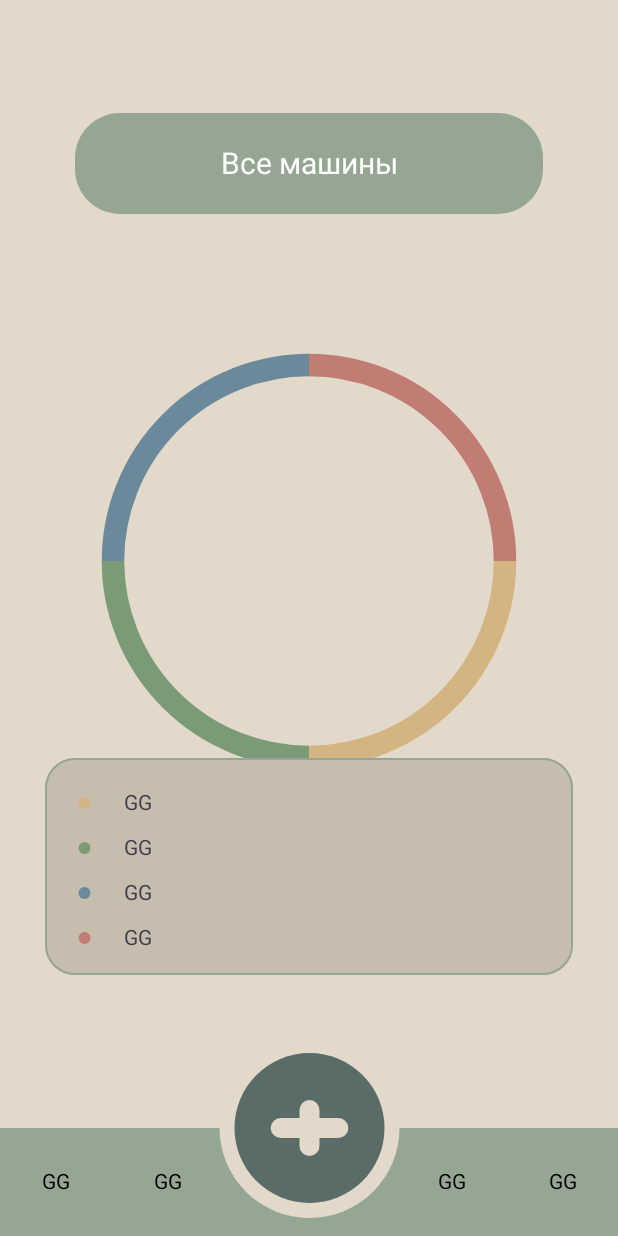
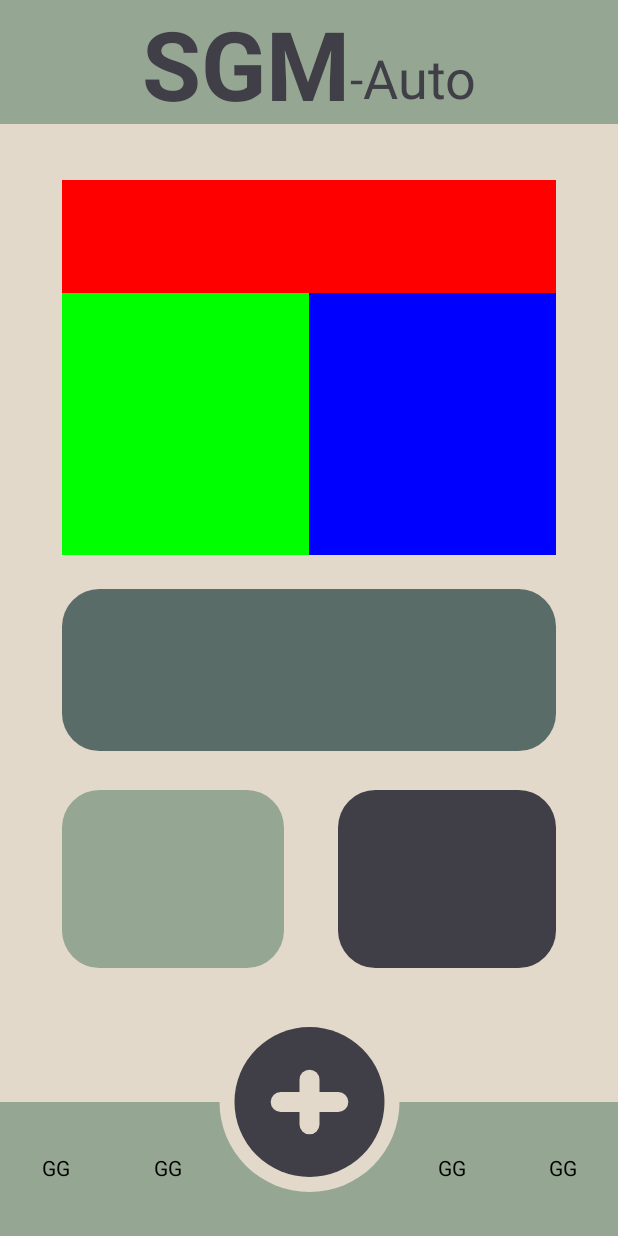
Before and after one commit to Golovakhin/SGMAuto-AutoTrecker, an Android app built with Jetpack Compose: the screen it shows after launch (MainActivity), on a phone screen of 412 x 824 dp. Run offline under Robolectric (Android 15) with nearby library versions, the phone set to English and light mode, and no system bars.

Commit message:
Главный экран макет

```diff
--- a/app/src/main/java/com/example/sgmautotreckerapp/MainActivity.kt
+++ b/app/src/main/java/com/example/sgmautotreckerapp/MainActivity.kt
@@ -20,10 +20,9 @@ import androidx.compose.runtime.Composable
 import androidx.compose.ui.Alignment
 import androidx.compose.ui.Modifier
 import androidx.compose.ui.graphics.Color
-import androidx.compose.ui.text.style.TextDirection.Companion.Content
 import androidx.compose.ui.tooling.preview.Preview
 import androidx.compose.ui.unit.dp
-import com.example.sgmautotreckerapp.screens.Content
+import com.example.sgmautotreckerapp.screens.MainScreen
 import com.example.sgmautotreckerapp.screens.Registration
 import com.example.sgmautotreckerapp.screens.login
 import com.example.sgmautotreckerapp.ui.theme.SGMAutoTreckerAppTheme
@@ -34,7 +33,7 @@ class MainActivity : ComponentActivity() {
         super.onCreate(savedInstanceState)
         enableEdgeToEdge()
         setContent {
-            Content()
+            MainScreen()
         }
     }
 }
--- a/app/src/main/java/com/example/sgmautotreckerapp/commonfunction/Navigation.kt
+++ b/app/src/main/java/com/example/sgmautotreckerapp/commonfunction/Navigation.kt
@@ -18,6 +18,7 @@ import androidx.compose.ui.graphics.StrokeCap
 import androidx.compose.ui.unit.dp
 import com.example.sgmautotreckerapp.ui.theme.advanceLight
 import com.example.sgmautotreckerapp.ui.theme.backgroundLight
+import com.example.sgmautotreckerapp.ui.theme.fontLight
 import com.example.sgmautotreckerapp.ui.theme.mainLight
 
 @Composable
@@ -63,7 +64,7 @@ public fun Navigation(){
                     )
 
                     drawCircle(
-                        color = mainLight,
+                        color = fontLight,
                         radius = 50.dp.toPx(),
                         center = Offset(x= size.width/2,y=0f)
                     )
--- /dev/null
+++ b/app/src/main/java/com/example/sgmautotreckerapp/screens/MainScreen.kt
@@ -0,0 +1,213 @@
+package com.example.sgmautotreckerapp.screens
+
+import android.graphics.fonts.FontStyle
+import androidx.compose.foundation.Canvas
+import androidx.compose.foundation.background
+import androidx.compose.foundation.border
+import androidx.compose.foundation.layout.Arrangement
+import androidx.compose.foundation.layout.Box
+import androidx.compose.foundation.layout.Column
+import androidx.compose.foundation.layout.Row
+import androidx.compose.foundation.layout.Spacer
+import androidx.compose.foundation.layout.fillMaxHeight
+import androidx.compose.foundation.layout.fillMaxSize
+import androidx.compose.foundation.layout.fillMaxWidth
+import androidx.compose.foundation.layout.height
+import androidx.compose.foundation.layout.padding
+import androidx.compose.foundation.shape.RoundedCornerShape
+import androidx.compose.material3.Text
+import androidx.compose.runtime.Composable
+import androidx.compose.ui.Alignment
+import androidx.compose.ui.Modifier
+import androidx.compose.ui.geometry.CornerRadius
+import androidx.compose.ui.graphics.Color
+import androidx.compose.ui.text.font.FontWeight
+import androidx.compose.ui.unit.dp
+import androidx.compose.ui.unit.sp
+import com.example.sgmautotreckerapp.Segment
+import com.example.sgmautotreckerapp.commonfunction.Background
+import com.example.sgmautotreckerapp.commonfunction.Navigation
+import com.example.sgmautotreckerapp.ui.theme.advanceLight
+import com.example.sgmautotreckerapp.ui.theme.backgroundAdvanceLight
+import com.example.sgmautotreckerapp.ui.theme.backgroundLight
+import com.example.sgmautotreckerapp.ui.theme.circleColor
+import com.example.sgmautotreckerapp.ui.theme.fontLight
+import com.example.sgmautotreckerapp.ui.theme.mainLight
+import kotlin.math.round
+
+
+
+
+
+@Composable
+private fun AppBar (){
+    Column() {
+        Row(Modifier.fillMaxHeight(0.1f).fillMaxWidth().background(advanceLight), horizontalArrangement = Arrangement.Absolute.Center, verticalAlignment = Alignment.Bottom) {
+            Text(text = "SGM", fontSize = 64.sp, fontWeight = FontWeight.Bold, color = fontLight)
+            Text(text = "-", Modifier.padding(bottom = 10.dp), fontSize = 32.sp, color = fontLight)
+            Text(text = "Auto", Modifier.padding(bottom = 8.dp), fontSize = 36.sp, color = fontLight)
+        }
+    }
+}
+
+@Composable
+private fun CarMain() {
+    Column() {
+        Spacer(Modifier.fillMaxWidth().fillMaxHeight(0.05f))
+
+        Row(Modifier.fillMaxWidth().height(250.dp), horizontalArrangement = Arrangement.Center) {
+            Box(Modifier.background(fontLight, shape = RoundedCornerShape(25.dp)).fillMaxHeight().fillMaxWidth(0.8f))
+            {
+                Column() {
+                    Row() {
+                        Column(Modifier.fillMaxWidth().fillMaxHeight(0.3f).background(Color.Red), horizontalAlignment = Alignment.CenterHorizontally)
+                        {
+//                        Text(text = "Honda Civic", fontSize = 30.sp, color = backgroundLight, fontWeight = FontWeight.Normal)
+//                        Text(text = "Type R", fontSize = 30.sp, color = backgroundLight, fontWeight = FontWeight.Normal)
+                        }
+                    }
+
+                    Row() {
+                        Column(Modifier.fillMaxWidth(0.5f).fillMaxHeight().background(Color.Green), verticalArrangement = Arrangement.Center) {
+
+//                        Text(text = "Year: ", fontSize = 14.sp, color = backgroundLight, fontWeight = FontWeight.Normal)
+//                        Text(text = "Generation: ", fontSize = 14.sp, color = backgroundLight, fontWeight = FontWeight.Normal)
+//                        Text(text = "Number: ", fontSize = 14.sp, color = backgroundLight, fontWeight = FontWeight.Normal)
+                        }
+                        Column(Modifier.fillMaxSize().background(Color.Blue)) { }
+
+                    }
+                }
+
+            }
+
+        }
+    }
+}
+
+
+@Composable
+private fun Analitika(){
+    Spacer(Modifier.fillMaxWidth().fillMaxHeight(0.05f))
+
+    Row(Modifier.fillMaxWidth().fillMaxHeight(0.25f), horizontalArrangement = Arrangement.Center) {
+        Box(Modifier.fillMaxWidth(0.8f).fillMaxHeight()){
+            Row() {
+                Column(Modifier.fillMaxWidth(0.5f).fillMaxHeight().background(mainLight, shape = RoundedCornerShape(topStart = 25.dp, bottomStart = 25.dp))) {
+
+                }
+
+                Column(Modifier.fillMaxWidth().fillMaxHeight().background(mainLight, shape = RoundedCornerShape(topEnd = 25.dp, bottomEnd = 25.dp))) {
+
+                }
+            }
+        }
+    }
+}
+
+
+
+@Composable
+private fun AnotherBlocks(){
+
+    Spacer(Modifier.fillMaxWidth().fillMaxHeight(0.08f))
+
+    Row(Modifier.fillMaxWidth().fillMaxHeight(0.4f).background(backgroundLight), horizontalArrangement = Arrangement.Center) {
+        Box(Modifier.fillMaxWidth(0.8f).fillMaxHeight() ) {
+            Row() {
+                Box(Modifier.fillMaxWidth(0.45f).fillMaxHeight().background(advanceLight, shape = RoundedCornerShape(25.dp))) {
+
+                }
+
+                Box(Modifier.fillMaxWidth(0.2f).fillMaxHeight().background(backgroundLight)) {
+
+                }
+
+                Box(Modifier.fillMaxWidth().fillMaxHeight().background(fontLight, shape = RoundedCornerShape(25.dp))) {
+
+                }
+            }
+        }
+    }
+}
+
+
+
+
+
+
+
+
+
+
+
+
+@Composable
+private fun Legend(){
+
+    val segments = listOf(
+        Segment(circleColor.firstColor,90f),
+        Segment(circleColor.secondColor,90f),
+        Segment(circleColor.thirdColor,90f),
+        Segment(circleColor.fourthColor,90f),
+    )
+
+    Box(
+        Modifier.padding(30.dp)
+            .border(width = 1.dp, color = advanceLight, shape = RoundedCornerShape(20.dp))
+            .background(backgroundAdvanceLight, shape = RoundedCornerShape(20.dp))
+            .fillMaxWidth()
+            .fillMaxHeight(0.5f),
+        contentAlignment = Alignment.TopStart
+    ) {
+        Row() {
+            Column(Modifier.padding(top = 30.dp), verticalArrangement = Arrangement.Top) {
+                for (segment in segments){
+
+                    Canvas(Modifier.fillMaxWidth(0.15f)) {
+                        drawCircle(color = segment.color, radius = 4.dp.toPx(),)
+
+                    }
+                    Spacer(Modifier.height(30.dp))
+                }
+
+            }
+
+            Column(Modifier.padding(top = 22.dp)) {
+                for (segment in segments){
+
+                    Text(text = "GG", color = fontLight)
+                    Spacer(Modifier.height(14.dp))
+                }
+            }
+        }
+
+
+    }
+}
+
+
+
+
+
+
+
+
+
+
+
+
+
+
+
+@Composable
+public fun MainScreen(){
+    Background()
+    Column {
+        AppBar()
+        CarMain()
+        Analitika()
+        AnotherBlocks()
+        Navigation()
+    }
+}
--- a/app/src/main/java/com/example/sgmautotreckerapp/screens/Registration.kt
+++ b/app/src/main/java/com/example/sgmautotreckerapp/screens/Registration.kt
@@ -69,6 +69,7 @@ public fun Registration(){
 
             Column() {
                 Spacer(Modifier.fillMaxWidth(1f).weight(1f))
+
                 Row(Modifier.fillMaxWidth().weight(1f).clip(shape = RoundedCornerShape(10.dp))) {
 
                     OutlinedTextField(
```
